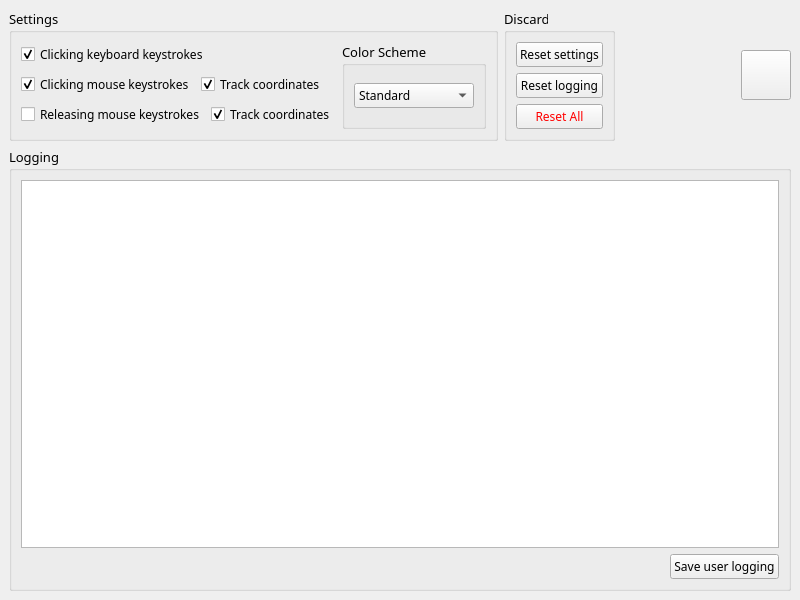
This is ui/raw/KeyLogger.ui in Nakama3942/KeyLogger as Qt 5 draws it before an edit. The edited form follows.
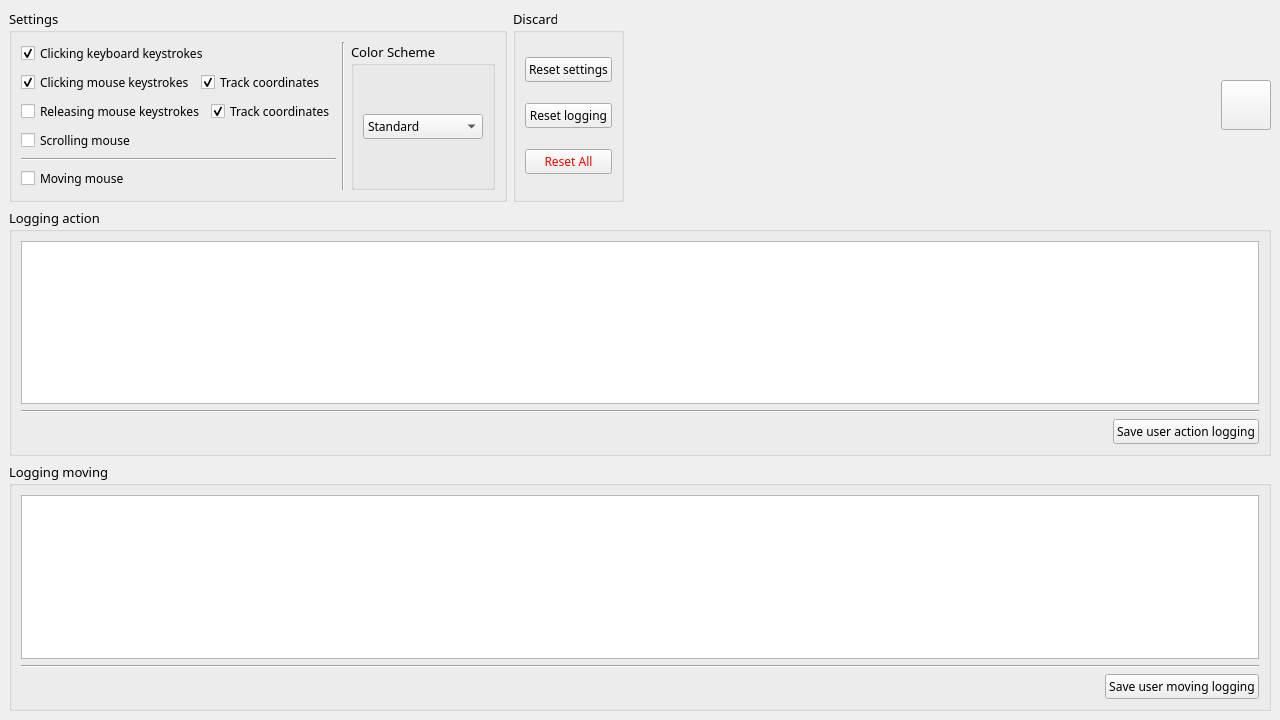
This is the edited form.

Commit message: Added scanning, displaying and saving scrolling and cursor movement; expanded settings; added a separate field for displaying the coordinates of the mouse's movement; resized the window

What changed in the file:
```diff
--- a/ui/raw/KeyLogger.ui
+++ b/ui/raw/KeyLogger.ui
@@ -6,8 +6,8 @@
    <rect>
     <x>0</x>
     <y>0</y>
-    <width>800</width>
-    <height>600</height>
+    <width>1280</width>
+    <height>720</height>
    </rect>
   </property>
   <property name="font">
@@ -19,7 +19,7 @@
    <string>KEYLOGGER</string>
   </property>
   <widget class="QWidget" name="centralwidget">
-   <layout class="QVBoxLayout" name="verticalLayout_5">
+   <layout class="QVBoxLayout" name="verticalLayout_6">
     <item>
      <layout class="QHBoxLayout" name="horizontalLayout">
       <item>
@@ -36,19 +36,23 @@
          <item>
           <layout class="QVBoxLayout" name="verticalLayout">
            <item>
-            <widget class="QCheckBox" name="checkKeyboardClick">
-             <property name="font">
-              <font>
-               <pointsize>9</pointsize>
-              </font>
-             </property>
-             <property name="text">
-              <string>Clicking keyboard keystrokes</string>
-             </property>
-             <property name="checked">
-              <bool>true</bool>
-             </property>
-            </widget>
+            <layout class="QHBoxLayout" name="horizontalLayout_8">
+             <item>
+              <widget class="QCheckBox" name="checkKeyboardClick">
+               <property name="font">
+                <font>
+                 <pointsize>9</pointsize>
+                </font>
+               </property>
+               <property name="text">
+                <string>Clicking keyboard keystrokes</string>
+               </property>
+               <property name="checked">
+                <bool>true</bool>
+               </property>
+              </widget>
+             </item>
+            </layout>
            </item>
            <item>
             <layout class="QHBoxLayout" name="horizontalLayout_2">
@@ -115,10 +119,59 @@
              </item>
             </layout>
            </item>
+           <item>
+            <layout class="QHBoxLayout" name="horizontalLayout_7">
+             <item>
+              <widget class="QCheckBox" name="checkMouseScroll">
+               <property name="font">
+                <font>
+                 <pointsize>9</pointsize>
+                </font>
+               </property>
+               <property name="text">
+                <string>Scrolling mouse</string>
+               </property>
+               <property name="checked">
+                <bool>false</bool>
+               </property>
+              </widget>
+             </item>
+            </layout>
+           </item>
+           <item>
+            <widget class="Line" name="line">
+             <property name="orientation">
+              <enum>Qt::Horizontal</enum>
+             </property>
+            </widget>
+           </item>
+           <item>
+            <layout class="QHBoxLayout" name="horizontalLayout_9">
+             <item>
+              <widget class="QCheckBox" name="checkMouseMove">
+               <property name="font">
+                <font>
+                 <pointsize>9</pointsize>
+                </font>
+               </property>
+               <property name="text">
+                <string>Moving mouse</string>
+               </property>
+              </widget>
+             </item>
+            </layout>
+           </item>
           </layout>
          </item>
          <item>
-          <widget class="QGroupBox" name="groupBox_2">
+          <widget class="Line" name="line_2">
+           <property name="orientation">
+            <enum>Qt::Vertical</enum>
+           </property>
+          </widget>
+         </item>
+         <item>
+          <widget class="QGroupBox" name="groupBoxColorScheme">
            <property name="font">
             <font>
              <pointsize>10</pointsize>
@@ -281,14 +334,14 @@
      </layout>
     </item>
     <item>
-     <widget class="QGroupBox" name="groupBox_4">
+     <widget class="QGroupBox" name="groupBoxLoggingAction">
       <property name="font">
        <font>
         <pointsize>10</pointsize>
        </font>
       </property>
       <property name="title">
-       <string>Logging</string>
+       <string>Logging action</string>
       </property>
       <layout class="QVBoxLayout" name="verticalLayout_2">
        <item>
@@ -300,6 +353,13 @@
          </property>
         </widget>
        </item>
+       <item>
+        <widget class="Line" name="line_3">
+         <property name="orientation">
+          <enum>Qt::Horizontal</enum>
+         </property>
+        </widget>
+       </item>
        <item>
         <layout class="QHBoxLayout" name="horizontalLayout_4">
          <item>
@@ -323,7 +383,63 @@
             </font>
            </property>
            <property name="text">
-            <string>Save user logging</string>
+            <string>Save user action logging</string>
+           </property>
+          </widget>
+         </item>
+        </layout>
+       </item>
+      </layout>
+     </widget>
+    </item>
+    <item>
+     <widget class="QGroupBox" name="groupBoxLoggingMoving">
+      <property name="enabled">
+       <bool>true</bool>
+      </property>
+      <property name="font">
+       <font>
+        <pointsize>10</pointsize>
+       </font>
+      </property>
+      <property name="title">
+       <string>Logging moving</string>
+      </property>
+      <layout class="QVBoxLayout" name="verticalLayout_5">
+       <item>
+        <widget class="QTextBrowser" name="textBrowserLoggingMoving"/>
+       </item>
+       <item>
+        <widget class="Line" name="line_4">
+         <property name="orientation">
+          <enum>Qt::Horizontal</enum>
+         </property>
+        </widget>
+       </item>
+       <item>
+        <layout class="QHBoxLayout" name="horizontalLayout_10">
+         <item>
+          <spacer name="horizontalSpacer_3">
+           <property name="orientation">
+            <enum>Qt::Horizontal</enum>
+           </property>
+           <property name="sizeHint" stdset="0">
+            <size>
+             <width>40</width>
+             <height>20</height>
+            </size>
+           </property>
+          </spacer>
+         </item>
+         <item>
+          <widget class="QPushButton" name="buttSaveLoggingMoving">
+           <property name="font">
+            <font>
+             <pointsize>9</pointsize>
+            </font>
+           </property>
+           <property name="text">
+            <string>Save user moving logging</string>
            </property>
           </widget>
          </item>
```
Left out of the diff: 8 changed lines with no effect on the pictures. The commit also changes 2 other files.
